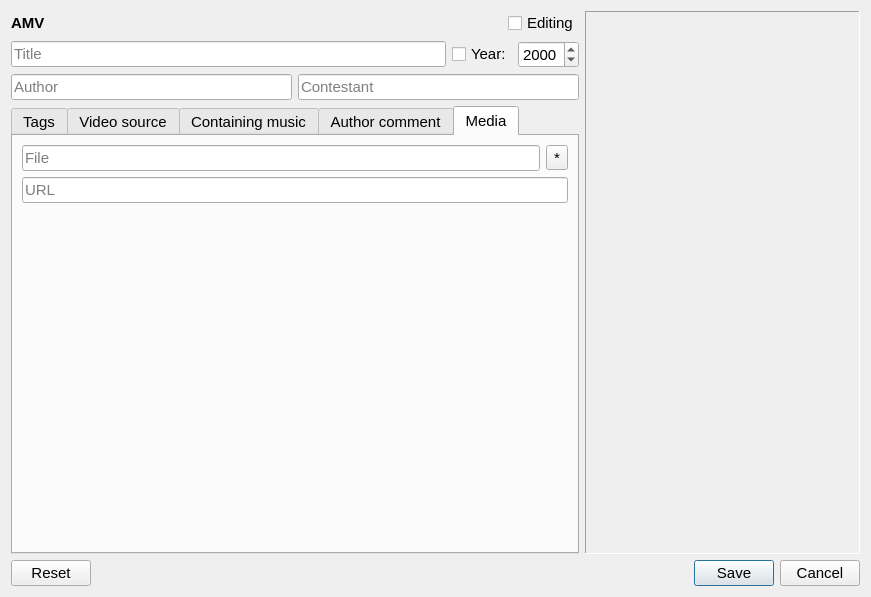
Qt form dialogaddamv.ui (LibertaSoft/DatabaseAnime) before a commit.
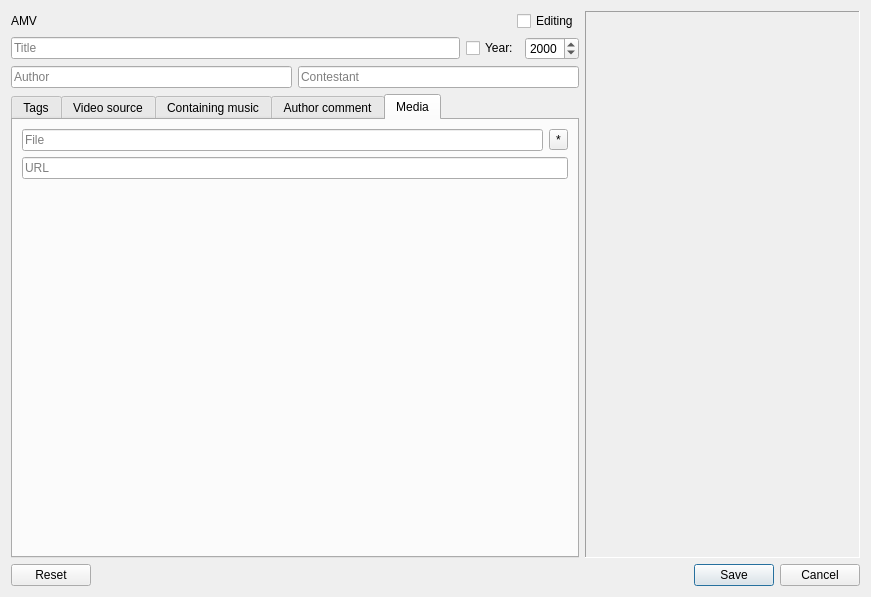
The same form after that commit. Icons and pictures are not drawn. Custom widgets are drawn as their Qt base class.

Patch:
```diff
--- a/dialogaddamv.ui
+++ b/dialogaddamv.ui
@@ -28,14 +28,6 @@
         <layout class="QHBoxLayout" name="HLay_1">
          <item>
           <widget class="QLabel" name="label">
-           <property name="font">
-            <font>
-             <family>Cantarell</family>
-             <pointsize>11</pointsize>
-             <weight>75</weight>
-             <bold>true</bold>
-            </font>
-           </property>
            <property name="text">
             <string>AMV</string>
            </property>
@@ -43,12 +35,6 @@
          </item>
          <item>
           <spacer name="HSpacer_0">
-           <property name="font">
-            <font>
-             <family>Cantarell</family>
-             <pointsize>11</pointsize>
-            </font>
-           </property>
            <property name="orientation">
             <enum>Qt::Horizontal</enum>
            </property>
@@ -62,12 +48,6 @@
          </item>
          <item>
           <widget class="QCheckBox" name="CheckBox_Editing">
-           <property name="font">
-            <font>
-             <family>Cantarell</family>
-             <pointsize>11</pointsize>
-            </font>
-           </property>
            <property name="text">
             <string>Editing</string>
            </property>
@@ -82,12 +62,6 @@
          </property>
          <item>
           <widget class="QLineEdit" name="LineEdit_Title">
-           <property name="font">
-            <font>
-             <family>Cantarell</family>
-             <pointsize>11</pointsize>
-            </font>
-           </property>
            <property name="maxLength">
             <number>128</number>
            </property>
@@ -101,12 +75,6 @@
          </item>
          <item>
           <widget class="QCheckBox" name="CBox_Year">
-           <property name="font">
-            <font>
-             <family>Cantarell</family>
-             <pointsize>11</pointsize>
-            </font>
-           </property>
            <property name="text">
             <string>Year:</string>
            </property>
@@ -114,12 +82,6 @@
          </item>
          <item>
           <widget class="QSpinBox" name="SpinBox_Year">
-           <property name="font">
-            <font>
-             <family>Cantarell</family>
-             <pointsize>11</pointsize>
-            </font>
-           </property>
            <property name="minimum">
             <number>1900</number>
            </property>
@@ -140,12 +102,6 @@
          </property>
          <item>
           <widget class="QLineEdit" name="LineEdit_Author">
-           <property name="font">
-            <font>
-             <family>Cantarell</family>
-             <pointsize>11</pointsize>
-            </font>
-           </property>
            <property name="dragEnabled">
             <bool>true</bool>
            </property>
@@ -156,12 +112,6 @@
          </item>
          <item>
           <widget class="QLineEdit" name="LineEdit_Contestant">
-           <property name="font">
-            <font>
-             <family>Cantarell</family>
-             <pointsize>11</pointsize>
-            </font>
-           </property>
            <property name="dragEnabled">
             <bool>true</bool>
            </property>
@@ -177,12 +127,6 @@
          <property name="enabled">
           <bool>true</bool>
          </property>
-         <property name="font">
-          <font>
-           <family>Cantarell</family>
-           <pointsize>11</pointsize>
-          </font>
-         </property>
          <property name="currentIndex">
           <number>4</number>
          </property>
@@ -288,12 +232,6 @@
             <layout class="QHBoxLayout" name="HLayout_Dir">
              <item>
               <widget class="QLineEdit" name="LineEdit_Dir">
-               <property name="font">
-                <font>
-                 <family>Cantarell</family>
-                 <pointsize>11</pointsize>
-                </font>
-               </property>
                <property name="maxLength">
                 <number>256</number>
                </property>
@@ -310,12 +248,6 @@
              </item>
              <item>
               <widget class="QToolButton" name="toolButton">
-               <property name="font">
-                <font>
-                 <family>Cantarell</family>
-                 <pointsize>11</pointsize>
-                </font>
-               </property>
                <property name="toolTip">
                 <string/>
                </property>
@@ -341,12 +273,6 @@
            </item>
            <item>
             <widget class="QLineEdit" name="LineEdit_URL">
-             <property name="font">
-              <font>
-               <family>Cantarell</family>
-               <pointsize>11</pointsize>
-              </font>
-             </property>
              <property name="maxLength">
               <number>256</number>
              </property>
@@ -363,12 +289,6 @@
            </item>
            <item>
             <spacer name="VSpacer_0">
-             <property name="font">
-              <font>
-               <family>Cantarell</family>
-               <pointsize>11</pointsize>
-              </font>
-             </property>
              <property name="orientation">
               <enum>Qt::Vertical</enum>
              </property>
@@ -412,12 +332,6 @@
          <height>0</height>
         </size>
        </property>
-       <property name="font">
-        <font>
-         <family>Cantarell</family>
-         <pointsize>11</pointsize>
-        </font>
-       </property>
        <property name="toolTip">
         <string>Drop image here, or a double click for a file choice</string>
        </property>
@@ -448,12 +362,6 @@
    </item>
    <item>
     <widget class="QDialogButtonBox" name="BtnBox">
-     <property name="font">
-      <font>
-       <family>Cantarell</family>
-       <pointsize>11</pointsize>
-      </font>
-     </property>
      <property name="standardButtons">
       <set>QDialogButtonBox::Cancel|QDialogButtonBox::Reset|QDialogButtonBox::Save</set>
      </property>
```
